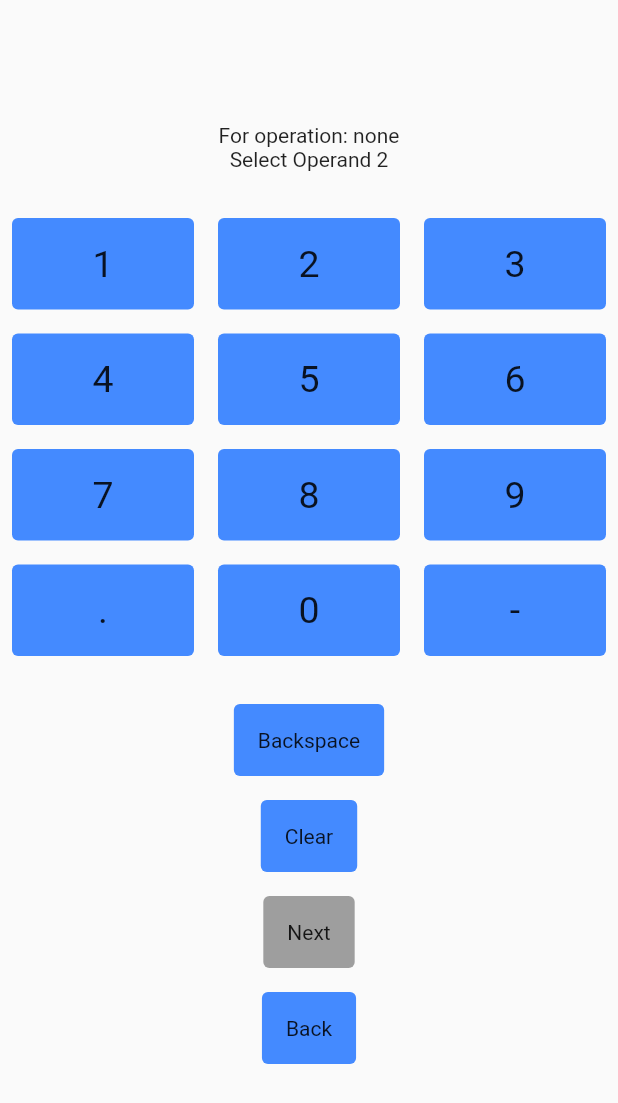
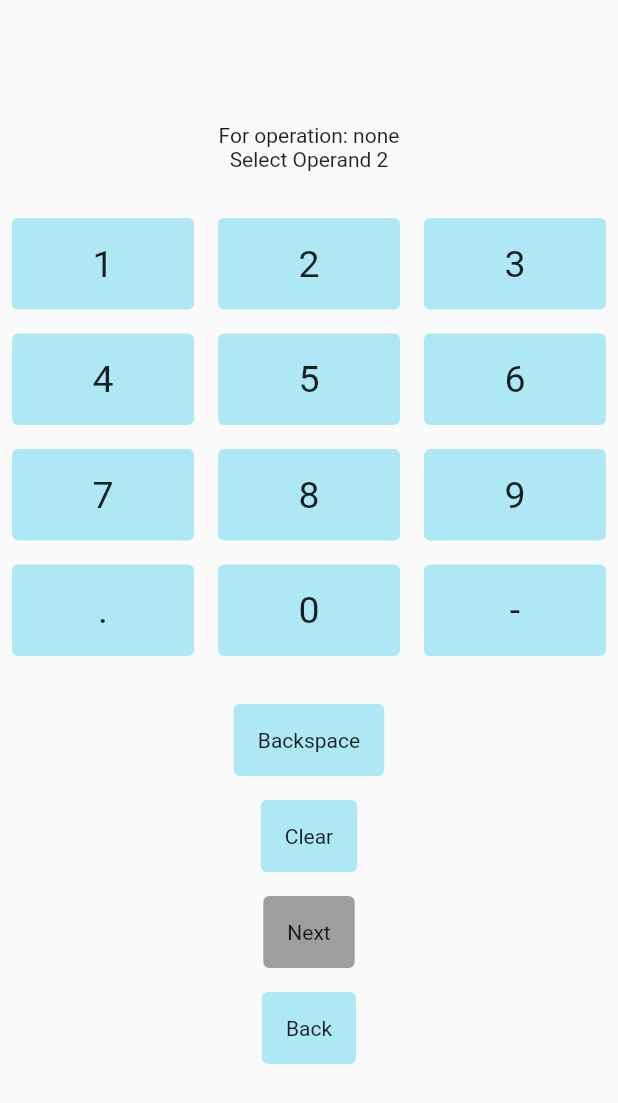
Before and after one commit to jb-is-batman/calculator, a Flutter app: the SelectOperandScreenView screen opened directly, on a phone screen of 412 x 824 dp. Shown: the top 1103 px of the screen. Run offline on Flutter 3.47's test engine with Material 2 defaults, Android fonts, the phone set to English and light mode, and no system bars; our stand-ins replace get, get_it, logger, stacked.

Commit message:
Updated default colors.

```diff
--- a/lib/app/defaultui.dart
+++ b/lib/app/defaultui.dart
@@ -5,8 +5,9 @@ const double        kaDefaultMultiple     = 8.0;
 
 // UI components constants
 const BorderRadius  kaDefaultBorderRadius = BorderRadius.all(Radius.circular(4),);
-const Color         kaDefaultButtonColor  = Colors.blueAccent;
-
 // Default margin & padding
 const double        kaDefaultMargin       = 8;
 const double        kaDefaulPadding       = 16;
+
+const Color         kaDefaultErrorColor   = Color.fromRGBO(238, 155, 0, 1);
+const Color         kaDefaultButtonColor  = Color.fromRGBO(173, 232, 244, 1);
```
